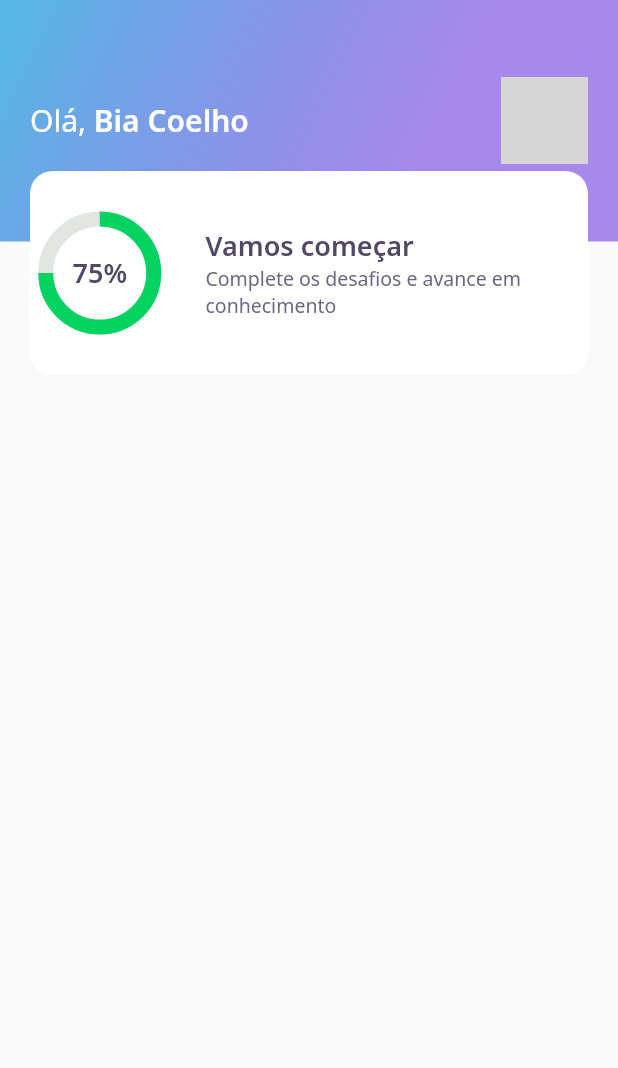
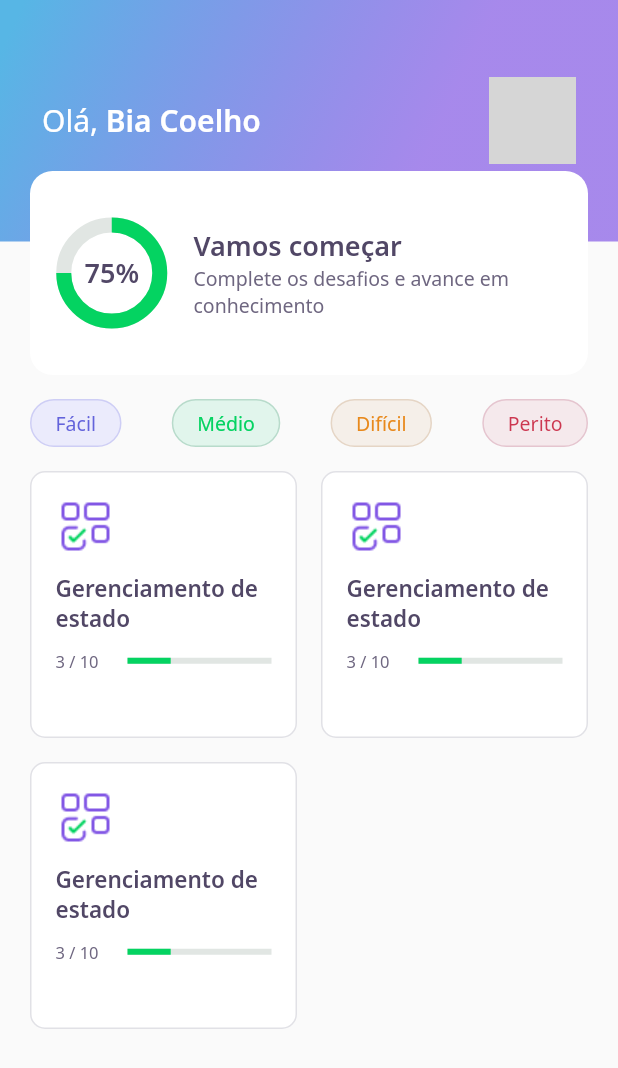
Before and after one commit to beatriz-dadalto/flutter_app_devQuiz, a Flutter app: the HomePage screen opened directly, on a phone screen of 412 x 824 dp. Shown: the top 1068 px of the screen. Run offline on Flutter 3.47's test engine with Material 2 defaults, Android fonts, the light colour scheme and no system bars; our stand-ins replace google_fonts; network calls fail; grey boxes are pictures that could not be loaded.

Commit message:
add: aula 2

```diff
--- a/lib/core/app_widget.dart
+++ b/lib/core/app_widget.dart
@@ -1,3 +1,4 @@
+import 'package:dev_quiz/challenge/challenge_page.dart';
 import 'package:dev_quiz/home/home_page.dart';
 import 'package:dev_quiz/splash/splash_page.dart';
 
@@ -8,7 +9,7 @@ class AppWidget extends StatelessWidget {
   Widget build(BuildContext context) {
     return MaterialApp(
       title: "DevQuiz",
-      home: HomePage(),
+      home: ChallengePage(),
       debugShowCheckedModeBanner: false,
     );
   }
--- a/lib/home/home_page.dart
+++ b/lib/home/home_page.dart
@@ -1,8 +1,11 @@
 import 'package:dev_quiz/home/widgets/appbar/appbar_widget.dart';
+import 'package:dev_quiz/home/widgets/level_button/level_button_widget.dart';
+import 'package:dev_quiz/home/widgets/quiz_card/quiz_card_widget.dart';
 import 'package:flutter/material.dart';
 
 class HomePage extends StatefulWidget {
-  HomePage({ Key? key}) : super(key: key);
+  HomePage({Key? key}) : super(key: key);
+
   @override
   _HomePageState createState() => _HomePageState();
 }
@@ -12,6 +15,36 @@ class _HomePageState extends State<HomePage> {
   Widget build(BuildContext context) {
     return Scaffold(
       appBar: AppBarWidget(),
+      body: Padding(
+        padding: const EdgeInsets.symmetric(horizontal: 20.0),
+        child: Column(
+          children: [
+            SizedBox(height: 16.0),
+            Row(
+              mainAxisAlignment: MainAxisAlignment.spaceBetween,
+              children: [
+                LevelButtonWidget(label: "Fácil"),
+                LevelButtonWidget(label: "Médio"),
+                LevelButtonWidget(label: "Difícil"),
+                LevelButtonWidget(label: "Perito"),
+              ],
+            ),
+            SizedBox(height: 16.0),
+            Expanded(
+              child: GridView.count(
+                crossAxisSpacing: 16.0,
+                mainAxisSpacing: 16.0,
+                crossAxisCount: 2,
+                children: [
+                  QuizCardWidget(),
+                  QuizCardWidget(),
+                  QuizCardWidget(),
+                ],
+              ),
+            ),
+          ],
+        ),
+      ),
     );
   }
 }
--- a/lib/home/widgets/appbar/appbar_widget.dart
+++ b/lib/home/widgets/appbar/appbar_widget.dart
@@ -4,7 +4,8 @@ import 'package:dev_quiz/home/widgets/score_card/score_card_widget.dart';
 import 'package:flutter/material.dart';
 
 class AppBarWidget extends PreferredSize {
-  AppBarWidget() : super(
+  AppBarWidget()
+      : super(
           preferredSize: Size.fromHeight(250),
           child: Container(
             height: 250,
@@ -15,10 +16,13 @@ class AppBarWidget extends PreferredSize {
                   padding: const EdgeInsets.symmetric(horizontal: 20),
                   width: double.maxFinite,
                   decoration: BoxDecoration(gradient: AppGradients.linear),
+                  child: Padding(
+                    padding: const EdgeInsets.symmetric(horizontal: 8.0),
                     child: Row(
                       mainAxisAlignment: MainAxisAlignment.spaceBetween,
                       children: [
-                Text.rich(TextSpan(
+                        Text.rich(
+                          TextSpan(
                               text: "Olá, ",
                               style: AppTextStyles.title,
                               children: [
@@ -26,22 +30,24 @@ class AppBarWidget extends PreferredSize {
                                   text: "Bia Coelho",
                                   style: AppTextStyles.titleBold,
                                 ),
-                  ]
-                )),
+                              ]),
+                        ),
                         Container(
                           width: 58,
                           height: 58,
                           decoration: BoxDecoration(
                             borderRadius: BorderRadius.circular(50.0),
                             image: DecorationImage(
-                        image: NetworkImage("https://avatars.githubusercontent.com/u/29661219?v=4"),
+                              image: NetworkImage(
+                                  "https://avatars.githubusercontent.com/u/29661219?v=4"),
                             ),
                           ),
                         ),
                       ],
                     ),
                   ),
-          Align(alignment: Alignment(0.0,1.0), child: ScoreCardWidget()),
+                ),
+                Align(alignment: Alignment(0.0, 1.0), child: ScoreCardWidget()),
               ],
             ),
           ),
--- a/lib/home/widgets/chart/chart_widget.dart
+++ b/lib/home/widgets/chart/chart_widget.dart
@@ -8,14 +8,14 @@ class ChartWidget extends StatelessWidget {
   @override
   Widget build(BuildContext context) {
     return Container(
-      height: 72.0,
-      width: 72.0,
+      height: 64.0,
+      width: 64.0,
       child: Stack(
         children: [
           Center(
             child: Container(
-              height: 72.0,
-              width: 72.0,
+              height: 64.0,
+              width: 64.0,
               child: CircularProgressIndicator(
                 strokeWidth: 10.0,
                 value: .75,
--- /dev/null
+++ b/lib/home/widgets/level_button/level_button_widget.dart
@@ -0,0 +1,62 @@
+import 'package:dev_quiz/core/app_colors.dart';
+import 'package:dev_quiz/core/core.dart';
+import 'package:flutter/material.dart';
+import 'package:google_fonts/google_fonts.dart';
+
+class LevelButtonWidget extends StatelessWidget {
+  final String label;
+
+  LevelButtonWidget({Key? key, required this.label})
+      : assert(["Fácil", "Médio", "Difícil", "Perito"].contains(label));
+
+  final config = {
+    "Fácil": {
+      "color": AppColors.levelButtonFacil,
+      "borderColor": AppColors.levelButtonBorderFacil,
+      "fontColor": AppColors.levelButtonTextFacil,
+    },
+    "Médio": {
+      "color": AppColors.levelButtonMedio,
+      "borderColor": AppColors.levelButtonBorderMedio,
+      "fontColor": AppColors.levelButtonTextMedio,
+    },
+    "Difícil": {
+      "color": AppColors.levelButtonDificil,
+      "borderColor": AppColors.levelButtonBorderDificil,
+      "fontColor": AppColors.levelButtonTextDificil,
+    },
+    "Perito": {
+      "color": AppColors.levelButtonPerito,
+      "borderColor": AppColors.levelButtonBorderPerito,
+      "fontColor": AppColors.levelButtonTextPerito,
+    },
+  };
+
+  // use ! because of Null safety
+  Color get color => config[label]!['color']!;
+  Color get borderColor => config[label]!['borderColor']!;
+  Color get fontColor => config[label]!['fontColor']!;
+
+  @override
+  Widget build(BuildContext context) {
+    return Container(
+      decoration: BoxDecoration(
+        color: color,
+        border: Border.fromBorderSide(
+          BorderSide(color: borderColor),
+        ),
+        borderRadius: BorderRadius.circular(28),
+      ),
+      child: Padding(
+        padding: const EdgeInsets.symmetric(horizontal: 16.0, vertical: 6.0),
+        child: Text(
+          label,
+          style: GoogleFonts.notoSans(
+            color: fontColor,
+            fontSize: 13.0,
+          ),
+        ),
+      ),
+    );
+  }
+}
--- /dev/null
+++ b/lib/home/widgets/quiz_card/quiz_card_widget.dart
@@ -0,0 +1,52 @@
+import 'package:dev_quiz/core/app_colors.dart';
+import 'package:dev_quiz/core/app_images.dart';
+import 'package:dev_quiz/core/app_text_styles.dart';
+import 'package:dev_quiz/shared/widgets/progress_indicator/progress_indicator.dart';
+import 'package:flutter/material.dart';
+
+class QuizCardWidget extends StatelessWidget {
+  @override
+  Widget build(BuildContext context) {
+    return Container(
+      padding: EdgeInsets.all(16.0),
+      decoration: BoxDecoration(
+        color: AppColors.white,
+        border: Border.fromBorderSide(
+          BorderSide(color: AppColors.border),
+        ),
+        borderRadius: BorderRadius.circular(10),
+      ),
+      child: Column(
+        crossAxisAlignment: CrossAxisAlignment.start,
+        children: [
+          Container(
+            width: 40.0,
+            height: 40.0,
+            child: Image.asset(AppImages.blocks),
+          ),
+          SizedBox(height: 11.0),
+          Text(
+            "Gerenciamento de estado",
+            style: AppTextStyles.heading15,
+          ),
+          SizedBox(height: 11.0),
+          Row(
+            children: [
+              Expanded(
+                flex: 1,
+                child: Text(
+                  "3 / 10",
+                  style: AppTextStyles.body11,
+                ),
+              ),
+              Expanded(
+                flex: 2,
+                child: ProgressIndicatorWidget(value: 0.3),
+              ),
+            ],
+          ),
+        ],
+      ),
+    );
+  }
+}
--- a/lib/home/widgets/score_card/score_card_widget.dart
+++ b/lib/home/widgets/score_card/score_card_widget.dart
@@ -21,12 +21,15 @@ class ScoreCardWidget extends StatelessWidget {
           children: [
             Expanded(
               flex: 1,
-              child: ChartWidget(),
+              child: Padding(
+                padding: const EdgeInsets.only(left: 16.0),
+                child: ChartWidget(),
+              ),
             ),
             Expanded(
               flex: 3,
               child: Padding(
-                padding: const EdgeInsets.only(left: 24.0),
+                padding: const EdgeInsets.only(left: 16.0),
                 child: Column(
                   mainAxisAlignment: MainAxisAlignment.center,
                   crossAxisAlignment: CrossAxisAlignment.start,
--- /dev/null
+++ b/lib/shared/widgets/progress_indicator/progress_indicator.dart
@@ -0,0 +1,18 @@
+import 'package:dev_quiz/core/core.dart';
+import 'package:flutter/material.dart';
+
+class ProgressIndicatorWidget extends StatelessWidget {
+  final double value;
+
+  const ProgressIndicatorWidget({Key? key, required this.value}) : super(key: key);
+
+  @override
+  Widget build(BuildContext context) {
+    return LinearProgressIndicator(
+      value: value,
+      backgroundColor: AppColors.chartSecondary,
+      valueColor:
+      AlwaysStoppedAnimation<Color>(AppColors.chartPrimary),
+    );
+  }
+}
```
Also changed, not shown: lib/challenge/challenge_page.dart (added, +24 -0 lines), lib/challenge/widgets/answer/answer_widget.dart (added, +78 -0 lines), lib/challenge/widgets/question_indicator/question_indicator_widget.dart (added, +31 -0 lines), lib/challenge/widgets/quiz/quiz_widget.dart (added, +40 -0 lines). Lines whose indentation alone changed are shown as unchanged.
